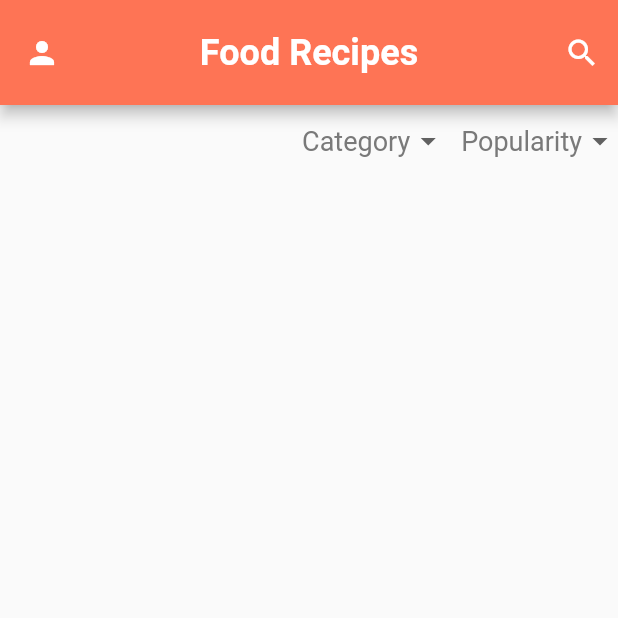
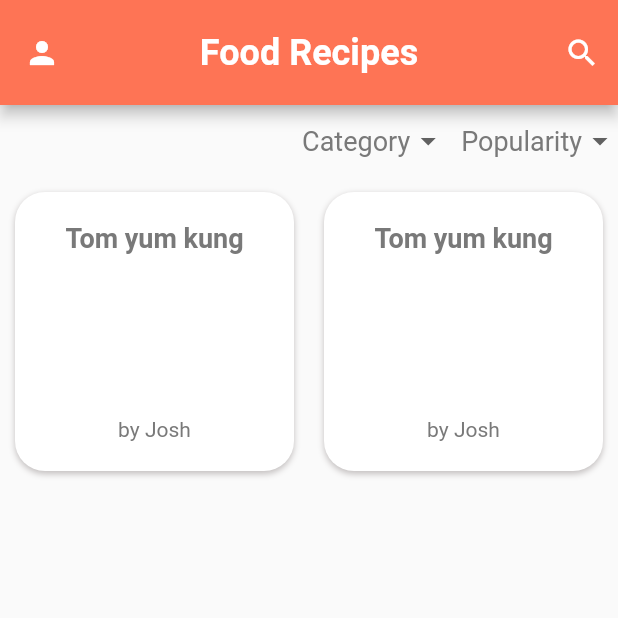
Before and after one commit to khwoat/food_recipes_app_flutter, a Flutter app: the screen it shows after launch, after a tap on "Login", on a phone screen of 412 x 824 dp, the top half of it. Run offline on Flutter 3.47's test engine with Material 2 defaults, Android fonts, the phone set to English and light mode, and no system bars; our stand-ins replace bloc, equatable, flutter_bloc.

Commit message:
implement recipe list cubit

```diff
--- a/lib/bloc_provider.dart
+++ b/lib/bloc_provider.dart
@@ -1,4 +1,5 @@
 import 'package:flutter_bloc/flutter_bloc.dart';
+import 'package:food_recipes_flutter/cubit/recipes/recipes_cubit.dart';
 import 'package:food_recipes_flutter/cubit/sort_dropdown/sort_dropdown_cubit.dart';
 
 import 'cubit/cate_dropdown/cate_dropdown_cubit.dart';
@@ -12,7 +13,11 @@ class AppBlocProvider {
     create: (context) => SortDropdownCubit(),
   );
 
+  final _recipesCubit = BlocProvider<RecipesCubit>(
+    create: (context) => RecipesCubit(),
+  );
+
   List<BlocProvider> getAllProvider() {
-    return [_cateDropdownCubit, _sortDropdownCubit];
+    return [_cateDropdownCubit, _sortDropdownCubit, _recipesCubit];
   }
 }
--- a/lib/constants/button_style.dart
+++ b/lib/constants/button_style.dart
@@ -30,6 +30,6 @@ class AppButtonStyle {
 
   static final ButtonStyle WHITE_BTN = BASIC_BUTTON.copyWith(
     backgroundColor: const MaterialStatePropertyAll(AppColors.WHITE),
-    foregroundColor: const MaterialStatePropertyAll(AppColors.GREY_797979),
+    foregroundColor: const MaterialStatePropertyAll(AppColors.GREY_DARK),
   );
 }
--- a/lib/constants/colors.dart
+++ b/lib/constants/colors.dart
@@ -9,9 +9,9 @@ class AppColors {
 
   static const Color ORANGE_FE7455 = Color(0xFFFE7455);
 
-  static const Color GREY_D2D2D2 = Color(0xFFD2D2D2);
-  static const Color GREY_C3BFBF = Color(0xFFC3BFBF);
-  static const Color GREY_797979 = Color(0xFF797979);
+  static const Color GREY_LIGHT = Color(0xFFD2D2D2);
+  static const Color GREY_MED = Color(0xFFC3BFBF);
+  static const Color GREY_DARK = Color(0xFF797979);
 
   static const Color BLUE_1A76F2 = Color(0xFF1A76F2);
 
--- a/lib/constants/text_style.dart
+++ b/lib/constants/text_style.dart
@@ -4,6 +4,10 @@ import 'package:flutter/material.dart';
 
 class AppTextStyle {
   AppTextStyle._();
+
+  static const TextStyle F14_NORMAL = TextStyle(
+    fontSize: 14,
+  );
 
   static const TextStyle F18_NORMAL = TextStyle(
     fontSize: 18,
--- /dev/null
+++ b/lib/cubit/recipes/recipes_cubit.dart
@@ -0,0 +1,13 @@
+import 'package:bloc/bloc.dart';
+import 'package:equatable/equatable.dart';
+import 'package:food_recipes_flutter/model/recipe.dart';
+
+part 'recipes_state.dart';
+
+class RecipesCubit extends Cubit<RecipesState> {
+  RecipesCubit() : super(const RecipesInitial());
+
+  void init(List<Recipe> recipeList) {
+    emit(RecipesInitial(recipeList: recipeList));
+  }
+}
--- /dev/null
+++ b/lib/cubit/recipes/recipes_state.dart
@@ -0,0 +1,21 @@
+part of 'recipes_cubit.dart';
+
+abstract class RecipesState extends Equatable {
+  final List<Recipe>? _recipeList;
+  const RecipesState({
+    List<Recipe>? recipeList,
+  }) : _recipeList = recipeList;
+
+  List<Recipe> get recipeList => _recipeList ?? [];
+
+  @override
+  List<Object?> get props => [_recipeList];
+}
+
+class RecipesInitial extends RecipesState {
+  const RecipesInitial({super.recipeList});
+}
+
+class RecipesAction extends RecipesState {
+  const RecipesAction({required super.recipeList});
+}
--- /dev/null
+++ b/lib/model/recipe.dart
@@ -0,0 +1,63 @@
+class Recipe {
+  late String _recipeName;
+  late String _username;
+  late List<RecipeDetail> _detailList;
+  late List<String> _imageList;
+
+  Recipe({
+    required String recipeName,
+    required String username,
+    required List<RecipeDetail> detailList,
+    required List<String> imageList,
+  })  : _recipeName = recipeName,
+        _username = username,
+        _detailList = detailList,
+        _imageList = imageList;
+
+  String get recipeName => _recipeName;
+  String get username => _username;
+  List<RecipeDetail> get detailList => _detailList;
+  List<String> get imageList => _imageList;
+
+  Recipe.fromJson(dynamic json) {
+    _recipeName = json["recipeName"];
+    _username = json["username"];
+    _detailList = json["detailList"];
+    _imageList = json["imageList"];
+  }
+
+  Map<String, dynamic> toJson(Recipe model) {
+    Map<String, dynamic> map = {};
+    map["recipeName"] = model.recipeName;
+    map["username"] = model.username;
+    map["detailList"] = model.detailList;
+    map["imageList"] = model.imageList;
+    return map;
+  }
+}
+
+class RecipeDetail {
+  late int _index;
+  late String _description;
+
+  RecipeDetail({
+    required int index,
+    required String description,
+  })  : _index = index,
+        _description = description;
+
+  int get index => _index;
+  String get description => _description;
+
+  RecipeDetail.fromJson(dynamic json) {
+    _index = json["index"];
+    _description = json["description"];
+  }
+
+  Map<String, dynamic> toJson(RecipeDetail model) {
+    Map<String, dynamic> map = {};
+    map["index"] = model.index;
+    map["description"] = model.description;
+    return map;
+  }
+}
--- a/lib/pages/dashboard_page.dart
+++ b/lib/pages/dashboard_page.dart
@@ -3,9 +3,12 @@ import 'package:flutter_bloc/flutter_bloc.dart';
 import 'package:food_recipes_flutter/constants/colors.dart';
 import 'package:food_recipes_flutter/constants/string.dart';
 import 'package:food_recipes_flutter/constants/text_style.dart';
+import 'package:food_recipes_flutter/cubit/recipes/recipes_cubit.dart';
 import 'package:food_recipes_flutter/cubit/sort_dropdown/sort_dropdown_cubit.dart';
+import 'package:food_recipes_flutter/widgets/app_card.dart';
 
 import '../cubit/cate_dropdown/cate_dropdown_cubit.dart';
+import '../model/recipe.dart';
 
 class DashboardPage extends StatefulWidget {
   const DashboardPage({super.key});
@@ -18,13 +21,34 @@ class _DashboardPageState extends State<DashboardPage> {
   final List<String> _categoryList = ["Category", "Boiled"];
   final List<String> _sortingList = ["Popularity", "Name"];
 
+  final List<Recipe> _recipeList = [
+    Recipe(
+      recipeName: "Tom yum kung",
+      username: "Josh",
+      detailList: [
+        RecipeDetail(index: 1, description: "description1"),
+      ],
+      imageList: [],
+    ),
+    Recipe(
+      recipeName: "Tom yum kung",
+      username: "Josh",
+      detailList: [
+        RecipeDetail(index: 1, description: "description1"),
+      ],
+      imageList: [],
+    ),
+  ];
+
   late final CategoryDropdownCubit _cateDropdownCubit;
   late final SortDropdownCubit _sortDropdownCubit;
+  late final RecipesCubit _recipesCubit;
 
   @override
   void didChangeDependencies() {
     _cateDropdownCubit = BlocProvider.of<CategoryDropdownCubit>(context);
     _sortDropdownCubit = BlocProvider.of<SortDropdownCubit>(context);
+    _recipesCubit = BlocProvider.of<RecipesCubit>(context);
     super.didChangeDependencies();
   }
 
@@ -33,6 +57,7 @@ class _DashboardPageState extends State<DashboardPage> {
     WidgetsBinding.instance.addPostFrameCallback((_) {
       _cateDropdownCubit.init(_categoryList);
       _sortDropdownCubit.init(_sortingList);
+      _recipesCubit.init(_recipeList);
     });
     super.initState();
   }
@@ -95,7 +120,22 @@ class _DashboardPageState extends State<DashboardPage> {
               ),
             ],
           ),
-          Expanded(child: ListView())
+
+          // Recipe list card
+          Expanded(
+            child: BlocBuilder<RecipesCubit, RecipesState>(
+              builder: (context, state) {
+                return GridView.builder(
+                  gridDelegate: const SliverGridDelegateWithFixedCrossAxisCount(
+                    crossAxisCount: 2,
+                  ),
+                  itemCount: state.recipeList.length,
+                  itemBuilder: (context, index) =>
+                      _getRecipeItem(context, state.recipeList[index]),
+                );
+              },
+            ),
+          ),
         ],
       ),
     );
@@ -122,9 +162,31 @@ class _DashboardPageState extends State<DashboardPage> {
       child: Text(
         text,
         style: AppTextStyle.F18_NORMAL.copyWith(
-          color: AppColors.GREY_797979,
+          color: AppColors.GREY_DARK,
         ),
       ),
     );
   }
+
+  Widget _getRecipeItem(BuildContext context, Recipe recipe) {
+    return AppCard(
+      padding: const EdgeInsets.all(20.0),
+      child: Column(children: [
+        Expanded(
+          child: Text(
+            recipe.recipeName,
+            style: AppTextStyle.F18_BOLD.copyWith(
+              color: AppColors.GREY_DARK,
+            ),
+          ),
+        ),
+        Text(
+          "by ${recipe.username}",
+          style: AppTextStyle.F14_NORMAL.copyWith(
+            color: AppColors.GREY_DARK,
+          ),
+        ),
+      ]),
+    );
+  }
 }
--- a/lib/pages/login_page.dart
+++ b/lib/pages/login_page.dart
@@ -53,7 +53,7 @@ class LoginPage extends StatelessWidget {
         ),
         label: Text(label),
         labelStyle: AppTextStyle.F20_BOLD.copyWith(
-          color: AppColors.GREY_D2D2D2,
+          color: AppColors.GREY_LIGHT,
         ),
         floatingLabelStyle: AppTextStyle.F20_NORMAL.copyWith(
           color: AppColors.ORANGE_FE7455,
@@ -61,7 +61,7 @@ class LoginPage extends StatelessWidget {
         enabledBorder: OutlineInputBorder(
           borderRadius: BorderRadius.circular(15),
           borderSide: const BorderSide(
-            color: AppColors.GREY_D2D2D2,
+            color: AppColors.GREY_LIGHT,
             width: 2,
           ),
         ),
@@ -110,7 +110,7 @@ class LoginPage extends StatelessWidget {
         Text(
           AppString.OR_DIVIDER,
           style: AppTextStyle.F20_BOLD.copyWith(
-            color: AppColors.GREY_C3BFBF,
+            color: AppColors.GREY_MED,
           ),
         ),
         _getSingleDivider(context),
@@ -122,7 +122,7 @@ class LoginPage extends StatelessWidget {
     return Container(
       width: 90,
       height: 3,
-      color: AppColors.GREY_D2D2D2,
+      color: AppColors.GREY_LIGHT,
     );
   }
 
@@ -173,7 +173,7 @@ class LoginPage extends StatelessWidget {
         Text(
           AppString.DIDNT_HAVE_ANY_ACC_TXT,
           style: AppTextStyle.F20_BOLD.copyWith(
-            color: AppColors.GREY_C3BFBF,
+            color: AppColors.GREY_MED,
           ),
         ),
 
--- a/lib/widgets/app_card.dart
+++ b/lib/widgets/app_card.dart
@@ -32,6 +32,13 @@ class _AppCardState extends State<AppCard> {
       margin: widget._margin,
       padding: widget._padding,
       decoration: BoxDecoration(
+        boxShadow: const [
+          BoxShadow(
+            color: AppColors.GREY_MED,
+            blurRadius: 3,
+            offset: Offset(0, 1.5),
+          ),
+        ],
         color: widget._backgroundColor,
         borderRadius: widget._borderRadius ?? BorderRadius.circular(20.0),
       ),
```
